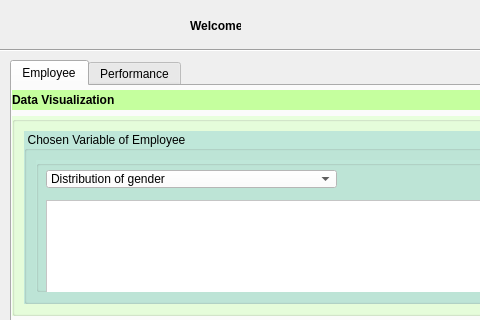
This is ui/SatisticUi.ui in ThongNguyen0509/MLBA-Factory-Management as Qt 5 draws it before an edit; both pictures show x 0 to 480 and y 0 to 320 of the 1003 by 732 pixel window. The edited form follows.
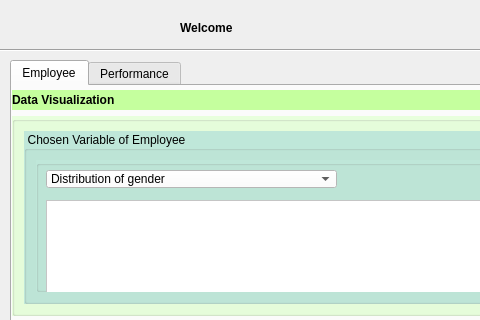
This is the edited form. Icons and pictures are not drawn.

Diff of the .ui file:
```diff
--- a/ui/SatisticUi.ui
+++ b/ui/SatisticUi.ui
@@ -662,28 +662,6 @@
      <string>English</string>
     </property>
    </widget>
-   <widget class="QLabel" name="l_setName">
-    <property name="geometry">
-     <rect>
-      <x>190</x>
-      <y>10</y>
-      <width>51</width>
-      <height>31</height>
-     </rect>
-    </property>
-    <property name="font">
-     <font>
-      <weight>75</weight>
-      <bold>true</bold>
-     </font>
-    </property>
-    <property name="styleSheet">
-     <string notr="true"/>
-    </property>
-    <property name="text">
-     <string>Welcome,</string>
-    </property>
-   </widget>
    <widget class="QPushButton" name="b_back">
     <property name="enabled">
      <bool>true</bool>
@@ -803,6 +781,19 @@
      <set>Qt::AlignCenter</set>
     </property>
    </widget>
+   <widget class="QLabel" name="l_setName">
+    <property name="geometry">
+     <rect>
+      <x>180</x>
+      <y>20</y>
+      <width>71</width>
+      <height>16</height>
+     </rect>
+    </property>
+    <property name="text">
+     <string>&lt;html&gt;&lt;head/&gt;&lt;body&gt;&lt;p&gt;&lt;span style=&quot; font-weight:600;&quot;&gt;Welcome&lt;/span&gt;&lt;/p&gt;&lt;/body&gt;&lt;/html&gt;</string>
+    </property>
+   </widget>
   </widget>
   <widget class="QMenuBar" name="menubar">
    <property name="geometry">
```
